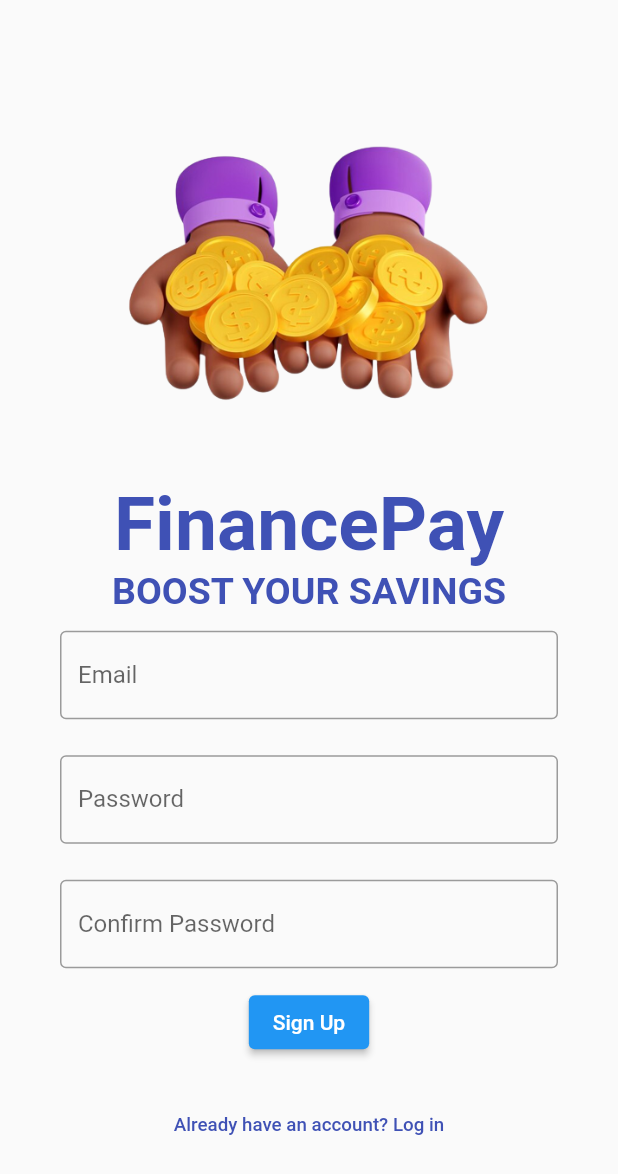
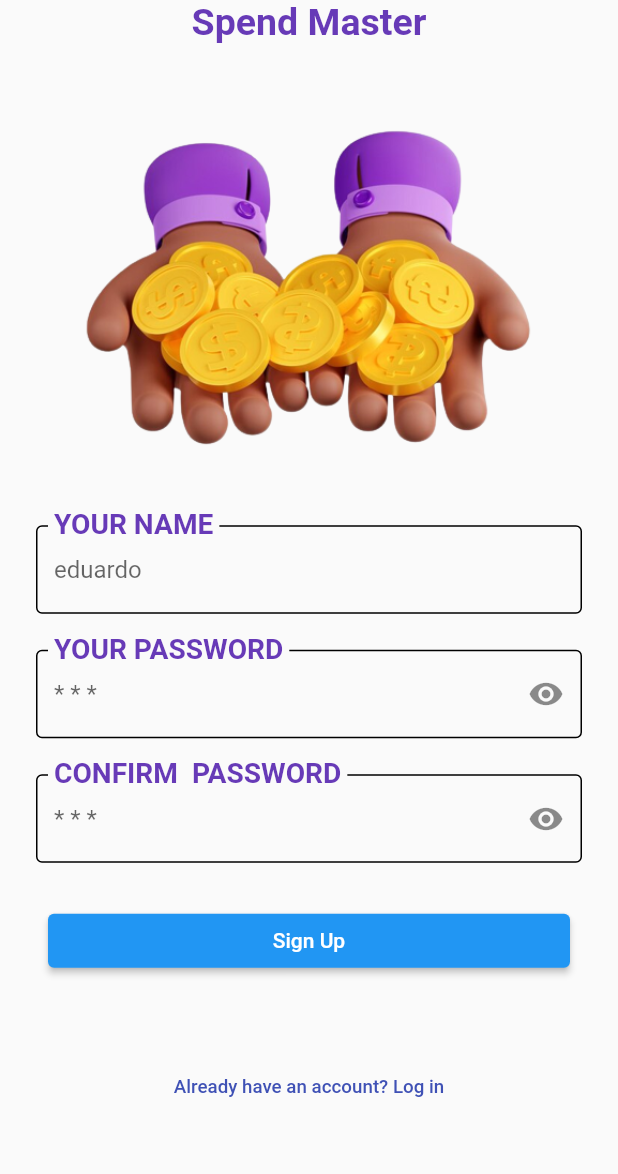
Before and after one commit to EduardoHoltz/Finace-pay, a Flutter app: the screen it shows after launch, on a phone screen of 412 x 824 dp. Shown: the top 1174 px of the screen. Run offline on Flutter 3.47's test engine with Material 2 defaults, Android fonts, the phone set to English and light mode, and no system bars.

Commit message:
Sign up view Refactor

```diff
--- /dev/null
+++ b/lib/common/widgets/custom_form_text_form_field.dart
@@ -0,0 +1,70 @@
+import 'package:finance_pay/common/constants/app_colors.dart';
+import 'package:finance_pay/common/constants/app_text.dart';
+import 'package:flutter/material.dart';
+
+class CustomTextFormField extends StatefulWidget {
+  final EdgeInsetsGeometry? padding;
+  final String? hintText;
+  final String? labelText;
+  final TextCapitalization? textCapitalization;
+  final TextEditingController? controller;
+  final int? maxLength;
+  final Widget? suffixIcon;
+  final bool? obscureText;
+
+  // validity
+  final String? Function(String?)? validator;
+
+  const CustomTextFormField({
+    super.key,
+    this.padding,
+    this.hintText,
+    this.labelText,
+    this.textCapitalization,
+    this.controller,
+    this.maxLength,
+    this.suffixIcon,
+    this.obscureText,
+    this.validator,
+  });
+
+  @override
+  State<CustomTextFormField> createState() => _CustomTextFormFieldState();
+}
+
+class _CustomTextFormFieldState extends State<CustomTextFormField> {
+  final defaultBorder =
+      const OutlineInputBorder(borderSide: BorderSide(color: Colors.black));
+
+  @override
+  Widget build(BuildContext context) {
+    return Padding(
+      padding: widget.padding ??
+          const EdgeInsets.symmetric(horizontal: 24, vertical: 12),
+      child: TextFormField(
+        // validity
+        validator: widget.validator,
+        obscureText: widget.obscureText ?? false,
+        maxLength: widget.maxLength,
+        keyboardType: TextInputType.text,
+        controller: widget.controller,
+        textCapitalization:
+            widget.textCapitalization ?? TextCapitalization.words,
+        decoration: InputDecoration(
+          suffixIcon: widget.suffixIcon,
+          hintText: widget.hintText,
+          floatingLabelBehavior: FloatingLabelBehavior.always,
+          labelStyle: AppText.mediumText.copyWith(color: AppColors.pinkColor),
+          labelText: widget.labelText?.toUpperCase(),
+          border: defaultBorder,
+          focusedBorder: defaultBorder.copyWith(
+            borderSide: const BorderSide(color: AppColors.pinkColor),
+          ),
+          errorBorder: defaultBorder,
+          enabledBorder: defaultBorder,
+          disabledBorder: defaultBorder,
+        ),
+      ),
+    );
+  }
+}
--- /dev/null
+++ b/lib/common/widgets/custom_password_form.dart
@@ -0,0 +1,50 @@
+import 'dart:developer';
+
+import 'package:finance_pay/common/widgets/custom_form_text_form_field.dart';
+import 'package:flutter/material.dart';
+
+class PasswordFormField extends StatefulWidget {
+  final TextEditingController? controller;
+  final EdgeInsetsGeometry? padding;
+  final String? hintText;
+  final String? labelText;
+  final String? Function(String?)? validator;
+
+  const PasswordFormField(
+      {super.key,
+      this.controller,
+      this.padding,
+      this.hintText,
+      this.labelText,
+      this.validator});
+
+  @override
+  State<PasswordFormField> createState() => _PasswordFormFieldState();
+}
+
+class _PasswordFormFieldState extends State<PasswordFormField> {
+  bool isHidden = true;
+
+  @override
+  Widget build(BuildContext context) {
+    return CustomTextFormField(
+      validator: widget.validator,
+      controller: widget.controller,
+      padding: widget.padding,
+      hintText: widget.hintText,
+      labelText: widget.labelText,
+      obscureText: isHidden,
+      suffixIcon: InkWell(
+        borderRadius: BorderRadius.circular(23.0),
+        onTap: () {
+          log('pressed!');
+          // rebuilding obscureText with 'false' value
+          setState(() {
+            isHidden = false;
+          });
+        },
+        child: Icon(isHidden ? Icons.visibility : Icons.visibility_off),
+      ),
+    );
+  }
+}
--- a/lib/features/sign_up/sign_up_view.dart
+++ b/lib/features/sign_up/sign_up_view.dart
@@ -1,5 +1,9 @@
+import 'dart:developer';
+
 import 'package:finance_pay/common/constants/app_colors.dart';
 import 'package:finance_pay/common/constants/app_text.dart';
+import 'package:finance_pay/common/widgets/custom_form_text_form_field.dart';
+import 'package:finance_pay/common/widgets/custom_password_form.dart';
 import 'package:finance_pay/common/widgets/custom_text_list_button.dart';
 import 'package:flutter/material.dart';
 
@@ -9,108 +13,69 @@ class SignUpView extends StatelessWidget {
   @override
   Widget build(BuildContext context) {
     return Scaffold(
-      body: Center(
-        child: Padding(
-          padding: const EdgeInsets.all(16.0),
-          child: Column(
-            mainAxisAlignment: MainAxisAlignment.center,
-            crossAxisAlignment: CrossAxisAlignment.center,
+      body: ListView(
         children: [
-              // Logo and Title
-              Image.asset(
-                'assets/imgs/cellphone_sign_up.png',
-                height: 250,
-              ),
-              const SizedBox(height: 20),
+          // Text
           Text(
-                'FinancePay',
-                style: AppText.bigText.copyWith(color: AppColors.purpleColor),
-              ),
-              Text(
-                'BOOST YOUR SAVINGS',
-                style:
-                    AppText.mediumText.copyWith(color: AppColors.purpleColor),
+            'Spend Master',
+            textAlign: TextAlign.center,
+            style: AppText.mediumText.copyWith(color: AppColors.pinkColor),
           ),
 
+          // Img
+          Image.asset('assets/imgs/cellphone_sign_up.png'),
+
           // Form
-              // email
+          const Form(
+            child: Column(
+              children: [
                 CustomTextFormField(
-                key: UniqueKey(),
-                labelText: 'Email',
+                  labelText: 'your name',
+                  hintText: 'eduardo',
+                ),
+                PasswordFormField(
+                  labelText: "your password",
+                  hintText: '* * *',
+                ),
+                PasswordFormField(
+                  labelText: "confirm  password",
+                  hintText: '* * *',
+                ),
+              ],
+            ),
           ),
 
-              //password
-              CustomTextFormField(
-                key: UniqueKey(),
-                labelText: 'Password',
+          // Button
+          Padding(
+            padding: const EdgeInsets.only(
+                left: 32.0, right: 32.0, top: 16.0, bottom: 4.0),
+            child: ElevatedButton(
+              onPressed: () {},
+              child: const Text('Sign Up'),
             ),
-
-              // confirm
-              CustomTextFormField(
-                key: UniqueKey(),
-                labelText: 'Confirm Password',
-              ),
-
-              // Sign Up Button
-              ElevatedButton(
-                onPressed: () {
-                  // Handle sign-up action
-                },
-                child: const Text('Sign Up'),
           ),
 
           // Spacing
-              const SizedBox(height: 20),
+          const SizedBox(height: 45),
 
-              // Already have an account
+          // Horizontal Align with Gesture Detector that recieve a text list
           CustomTextListButton(
             onPressed: () {
-                  // Handle tap action to navigate to login
+              log('clicked');
             },
             children: [
               Text(
                 'Already have an account? ',
-                    style: AppText.smallText
-                        .copyWith(color: AppColors.purpleColor),
+                style: AppText.smallText.copyWith(color: AppColors.purpleColor),
               ),
               Text(
                 'Log in',
-                    style: AppText.smallText
-                        .copyWith(color: AppColors.purpleColor),
+                style: AppText.smallText.copyWith(color: AppColors.purpleColor),
               ),
             ],
           ),
         ],
       ),
-        ),
-      ),
     );
   }
 }
-
-class CustomTextFormField extends StatelessWidget {
-  final String labelText;
-  const CustomTextFormField({
-    required Key key,
-    required this.labelText,
-  }) : super(key: key);
-
-  @override
-  Widget build(BuildContext context) {
-    return Container(
-      padding: const EdgeInsets.symmetric(vertical: 12.0, horizontal: 24.0),
-      child: TextFormField(
-        decoration: InputDecoration(
-          labelText: labelText,
-          border: const OutlineInputBorder(),
-          focusedBorder: const OutlineInputBorder(
-            borderSide: BorderSide(color: Color.fromARGB(255, 95, 0, 248)),
-          ),
-          errorBorder: const OutlineInputBorder(),
-          focusedErrorBorder: const OutlineInputBorder(),
-          disabledBorder: const OutlineInputBorder(),
-        ),
-      ),
-    );
-  }
-}
--- a/lib/main.dart
+++ b/lib/main.dart
@@ -1,6 +1,6 @@
-// import 'package:finance_pay/features/introduction/introduction_view.dart';
+import 'package:finance_pay/features/introduction/introduction_view.dart';
 import 'package:finance_pay/features/sign_up/sign_up_view.dart';
-// import 'package:finance_pay/features/splash/splash_view.dart';
+import 'package:finance_pay/features/splash/splash_view.dart';
 import 'package:flutter/material.dart';
 
 void main(List<String> args) {
```
Lines whose indentation alone changed are shown as unchanged.
